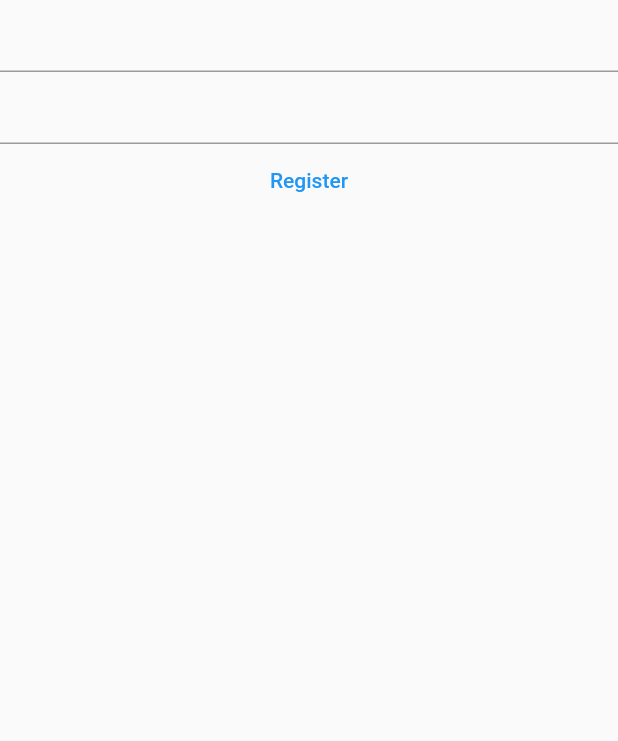
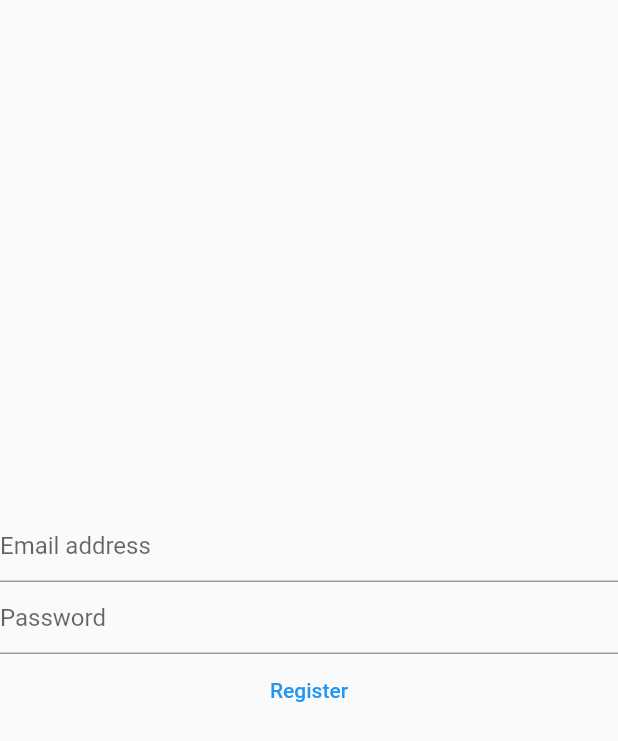
Before and after one commit to AranBorkum/Home-shopping-app, a Flutter app: the screen it shows after launch, on a phone screen of 412 x 824 dp. Shown: the top 741 px of the screen. Run offline on Flutter 3.47's test engine with Material 2 defaults, Android fonts, the phone set to English and light mode, and no system bars; our stand-ins replace cloud_firestore, firebase_core; accounts and stored records are empty.

```diff
--- a/app/lib/pages/register-page.dart
+++ b/app/lib/pages/register-page.dart
@@ -10,14 +10,35 @@ class RegisterPage extends StatefulWidget {
 }
 
 class _RegisterPageState extends State<RegisterPage> {
+  TextEditingController? usernameController;
+  TextEditingController? passwordController;
+
+  InputDecoration usernameDecorator =
+      InputDecoration(hintText: "Email address");
+  InputDecoration passwordDecorator = InputDecoration(hintText: "Password");
+
+  @override
+  void initState() {
+    super.initState();
+    usernameController = TextEditingController();
+    passwordController = TextEditingController();
+  }
+
   @override
   Widget build(BuildContext context) {
     return Scaffold(
       body: Center(
         child: Column(
+          mainAxisAlignment: MainAxisAlignment.center,
           children: [
-            TextField(),
-            TextField(),
+            TextField(
+              controller: usernameController,
+              decoration: usernameDecorator,
+            ),
+            TextField(
+              controller: passwordController,
+              decoration: passwordDecorator,
+            ),
             TextButton(
               onPressed: () {},
               child: Text("Register"),
```
Also changed, not shown: app/pubspec.lock, 4 other files.
